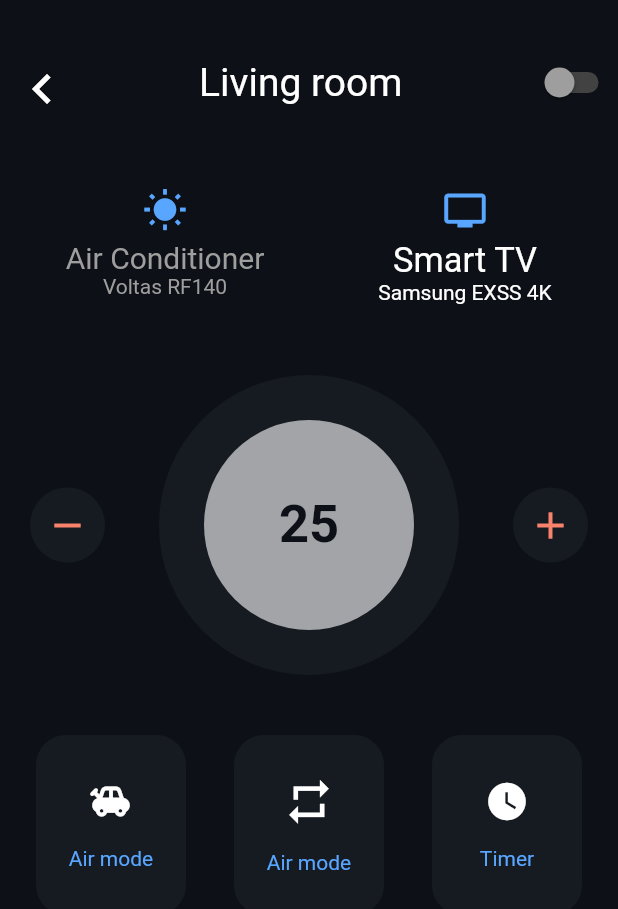
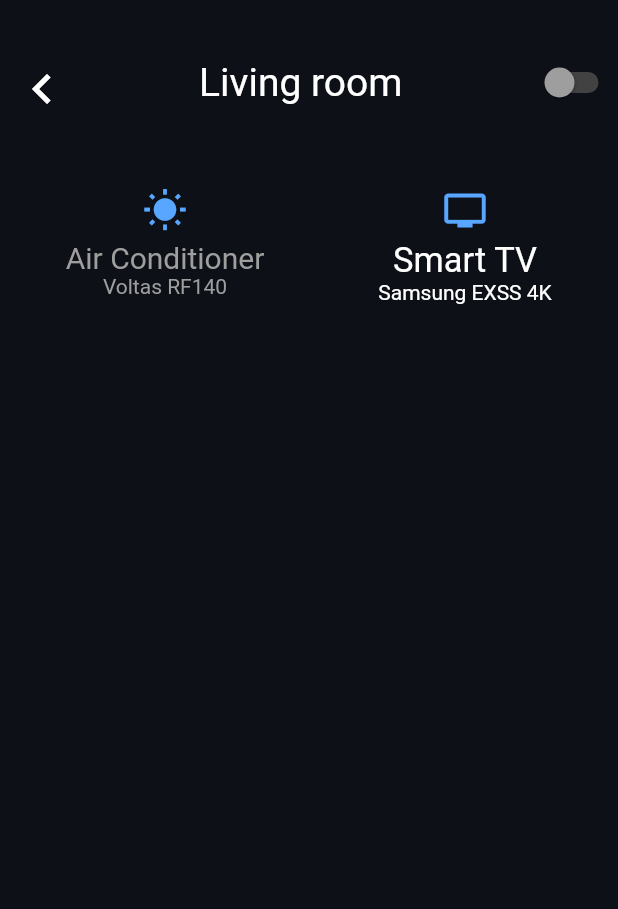
Before and after one commit to Ringlex/SmartHome, a Flutter app: the screen it shows after launch, after a tap on "Smart TV", on a phone screen of 412 x 824 dp. Shown: the top 909 px of the screen. Run offline on Flutter 3.47's test engine with Material 2 defaults, Android fonts, the phone set to English and light mode, and no system bars.

Commit message:
Add tool - smart tv

```diff
--- a/lib/features/home/presentation/pages/detail_screen.dart
+++ b/lib/features/home/presentation/pages/detail_screen.dart
@@ -1,6 +1,7 @@
 import 'package:flutter/material.dart';
 import 'package:home_app/features/home/presentation/provider/room_tools.dart';
 import 'package:home_app/features/home/presentation/widgets/air_conditioner.dart';
+import 'package:home_app/features/home/presentation/widgets/smart_tv.dart';
 
 class DetailScreen extends StatefulWidget {
   final int id;
@@ -41,7 +42,7 @@ class _DetailScreenState extends State<DetailScreen>
                   title: widget.title,
                 ),
                 SizedBox(height: 30),
-                PropertiesTools(),
+                PropertiesTools(index: widget.id-1,),
               ],
             );
           },
@@ -238,11 +239,12 @@ class PropertiesTools extends StatefulWidget {
 class _PropertiesToolsState extends State<PropertiesTools> {
   final List<Widget> propertiesList = [
     AirConditioner(),
+    SmartTv(),
   ];
   @override
   Widget build(BuildContext context) {
     return Container(
-      child: propertiesList[0],
+      child: propertiesList[widget.index],
 
     );
   }
--- a/lib/features/home/presentation/widgets/air_conditioner.dart
+++ b/lib/features/home/presentation/widgets/air_conditioner.dart
@@ -112,7 +112,7 @@ class _ModesState extends State<Modes> {
               color: Colors.white,
             ),
             () {},
-            'Air mode',
+            'Cooling mode',
           ),
           SizedBox(
             width: 32,
@@ -124,7 +124,7 @@ class _ModesState extends State<Modes> {
               color: Colors.white,
             ),
             () {},
-            'Air mode',
+            'Turbo mode',
           ),
           SizedBox(
             width: 32,
@@ -136,7 +136,7 @@ class _ModesState extends State<Modes> {
               color: Colors.white,
             ),
             () {},
-            'Timer',
+            'Set timer',
           ),
         ],
       ),
--- /dev/null
+++ b/lib/features/home/presentation/widgets/smart_tv.dart
@@ -0,0 +1,15 @@
+import 'package:flutter/material.dart';
+
+class SmartTv extends StatefulWidget {
+  @override
+  _SmartTvState createState() => _SmartTvState();
+}
+
+class _SmartTvState extends State<SmartTv> {
+  @override
+  Widget build(BuildContext context) {
+    return Container(
+
+    );
+  }
+}
```
